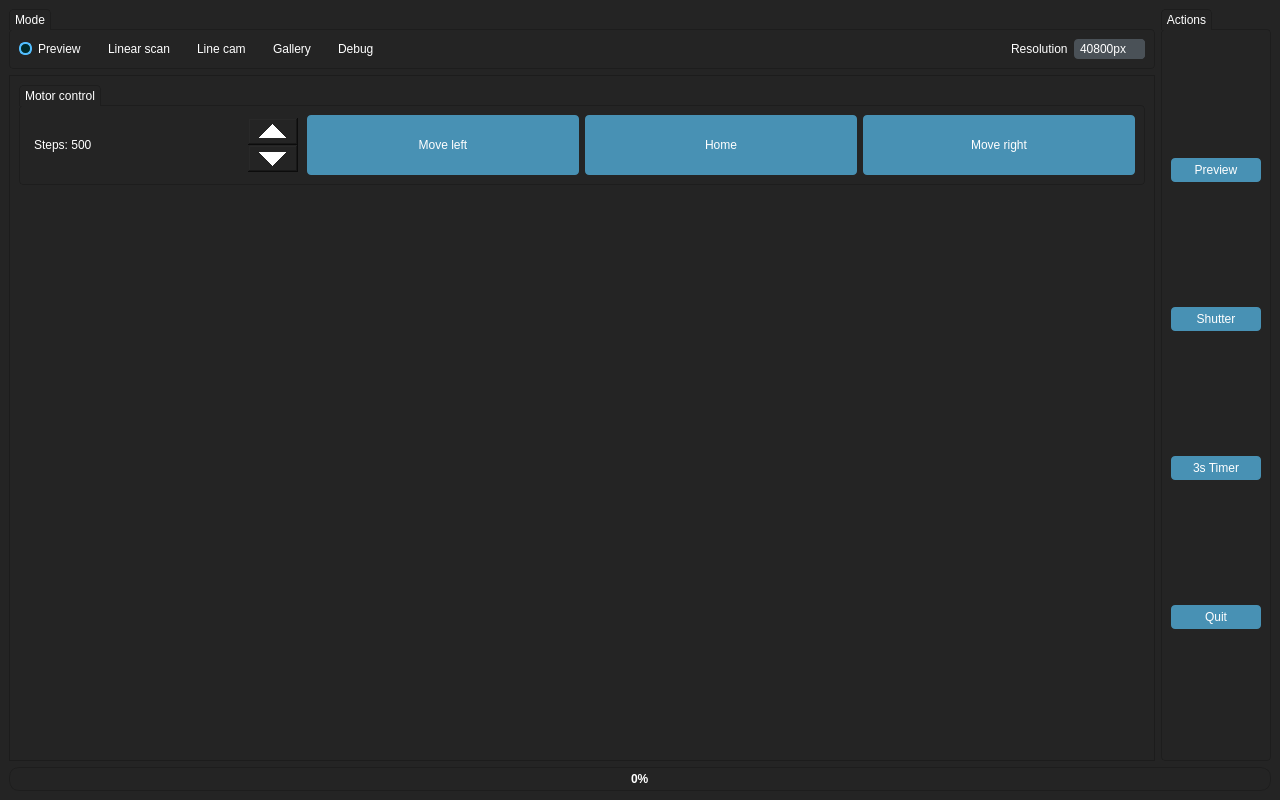
Above: LinearScanCam/mainwindow.ui from Ultrawipf/Project_gigapixel_linecam before the change. Below: the same form after it.
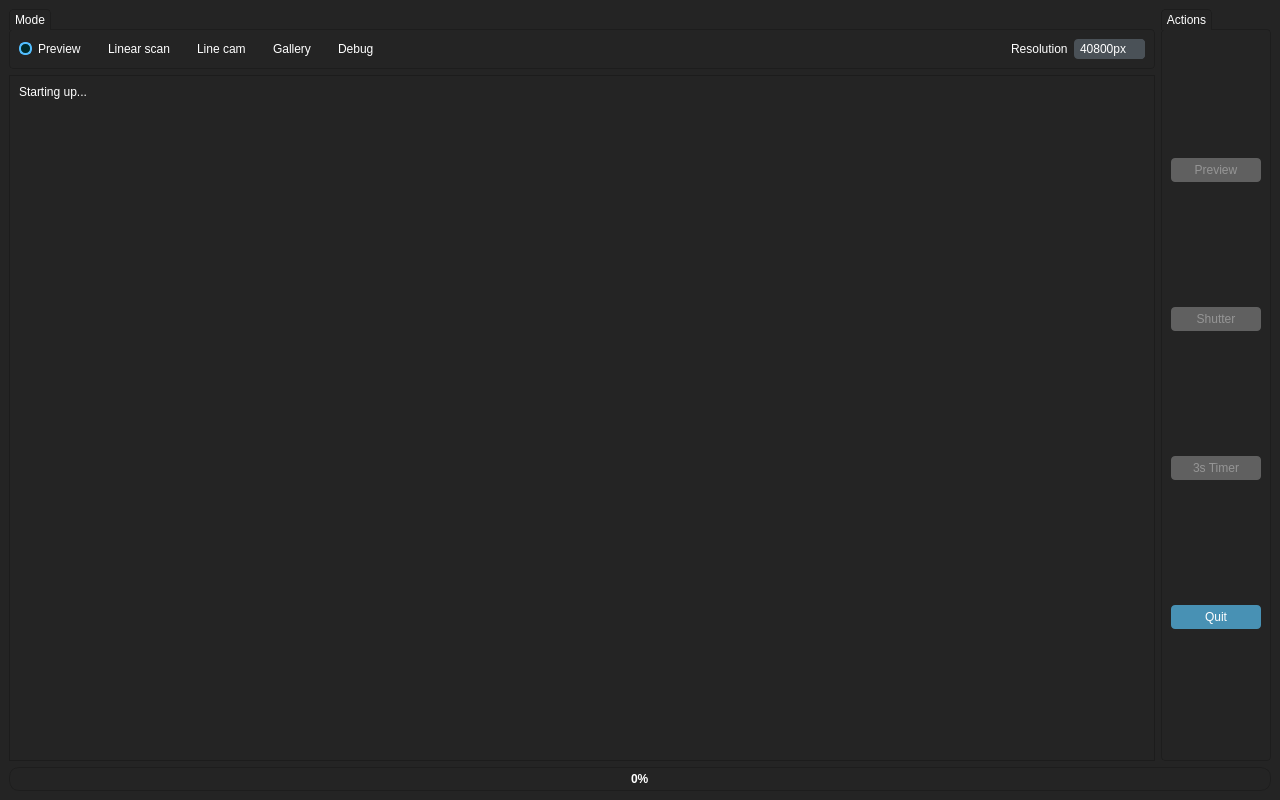
That is the form after the change. The open tabs and pages were chosen to show the change. Icons and pictures are not drawn. Custom widgets are drawn as their Qt base class.

What changed in the file:
```diff
--- a/LinearScanCam/mainwindow.ui
+++ b/LinearScanCam/mainwindow.ui
@@ -1143,6 +1143,9 @@
       <layout class="QVBoxLayout" name="verticalLayout">
        <item>
         <widget class="QPushButton" name="pushButton_3">
+         <property name="enabled">
+          <bool>false</bool>
+         </property>
          <property name="text">
           <string>Preview</string>
          </property>
@@ -1150,6 +1153,9 @@
        </item>
        <item>
         <widget class="QPushButton" name="pushButton">
+         <property name="enabled">
+          <bool>false</bool>
+         </property>
          <property name="text">
           <string>Shutter</string>
          </property>
@@ -1157,6 +1163,9 @@
        </item>
        <item>
         <widget class="QPushButton" name="pushButton_2">
+         <property name="enabled">
+          <bool>false</bool>
+         </property>
          <property name="text">
           <string>3s Timer</string>
          </property>
@@ -1199,7 +1208,74 @@
       <property name="currentIndex">
        <number>1</number>
       </property>
-      <widget class="QWidget" name="stackedWidgetPage1">
+      <widget class="QWidget" name="page_boot">
+       <layout class="QGridLayout" name="gridLayout_4">
+        <item row="0" column="0">
+         <widget class="QLabel" name="label_boot1">
+          <property name="text">
+           <string>Starting up...</string>
+          </property>
+         </widget>
+        </item>
+        <item row="2" column="0">
+         <widget class="QLabel" name="label_boot2">
+          <property name="text">
+           <string/>
+          </property>
+          <property name="pixmap">
+           <pixmap resource="resources.qrc">:/images/res/scancamwip.png</pixmap>
+          </property>
+          <property name="scaledContents">
+           <bool>false</bool>
+          </property>
+         </widget>
+        </item>
+        <item row="3" column="0">
+         <spacer name="verticalSpacer_2">
+          <property name="orientation">
+           <enum>Qt::Orientation::Vertical</enum>
+          </property>
+          <property name="sizeType">
+           <enum>QSizePolicy::Policy::MinimumExpanding</enum>
+          </property>
+          <property name="sizeHint" stdset="0">
+           <size>
+            <width>20</width>
+            <height>40</height>
+           </size>
+          </property>
+         </spacer>
+        </item>
+        <item row="1" column="0">
+         <spacer name="verticalSpacer_3">
+          <property name="orientation">
+           <enum>Qt::Orientation::Vertical</enum>
+          </property>
+          <property name="sizeType">
+           <enum>QSizePolicy::Policy::MinimumExpanding</enum>
+          </property>
+          <property name="sizeHint" stdset="0">
+           <size>
+            <width>20</width>
+            <height>40</height>
+           </size>
+          </property>
+         </spacer>
+        </item>
+       </layout>
+      </widget>
+      <widget class="QWidget" name="page_preview">
+       <layout class="QVBoxLayout" name="verticalLayout_2">
+        <item>
+         <widget class="LibCamVidQt" name="label_preview">
+          <property name="text">
+           <string>Waiting for camera data...</string>
+          </property>
+         </widget>
+        </item>
+       </layout>
+      </widget>
+      <widget class="QWidget" name="page_graphic">
        <layout class="QGridLayout" name="gridLayout_2">
         <item row="0" column="0">
          <widget class="QGraphicsView" name="graphicsView">
@@ -1244,9 +1320,18 @@
             <height>100</height>
            </size>
           </property>
+          <property name="maximumSize">
+           <size>
+            <width>16777215</width>
+            <height>200</height>
+           </size>
+          </property>
           <property name="title">
            <string>Motor control</string>
           </property>
+          <property name="alignment">
+           <set>Qt::AlignmentFlag::AlignLeading|Qt::AlignmentFlag::AlignLeft|Qt::AlignmentFlag::AlignTop</set>
+          </property>
           <layout class="QHBoxLayout" name="horizontalLayout_2">
            <item>
             <widget class="QSpinBox" name="spinBox_debug_steps">
@@ -1338,25 +1423,17 @@
    </layout>
   </widget>
  </widget>
- <resources/>
- <connections>
-  <connection>
-   <sender>pushButton_quit</sender>
-   <signal>clicked()</signal>
-   <receiver>MainWindow</receiver>
-   <slot>close()</slot>
-   <hints>
-    <hint type="sourcelabel">
-     <x>1223</x>
-     <y>640</y>
-    </hint>
-    <hint type="destinationlabel">
-     <x>639</x>
-     <y>399</y>
-    </hint>
-   </hints>
-  </connection>
- </connections>
+ <customwidgets>
+  <customwidget>
+   <class>LibCamVidQt</class>
+   <extends>QLabel</extends>
+   <header>libcamvidqt.h</header>
+  </customwidget>
+ </customwidgets>
+ <resources>
+  <include location="resources.qrc"/>
+ </resources>
+ <connections/>
  <buttongroups>
   <buttongroup name="buttonGroup_mode"/>
  </buttongroups>
```
Left out of the diff: 12 changed lines with no effect on the pictures.
